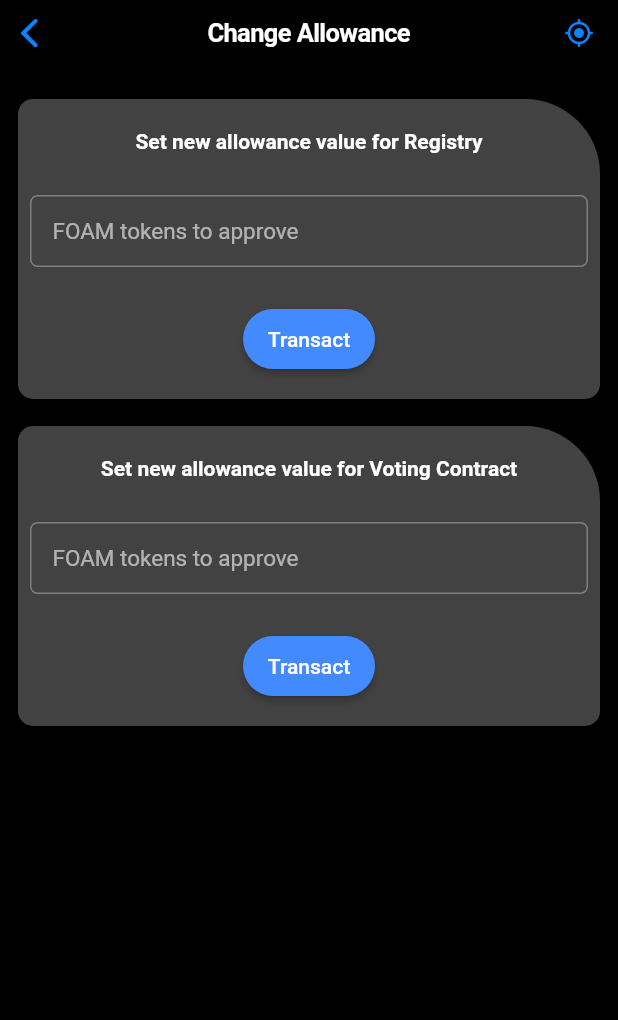
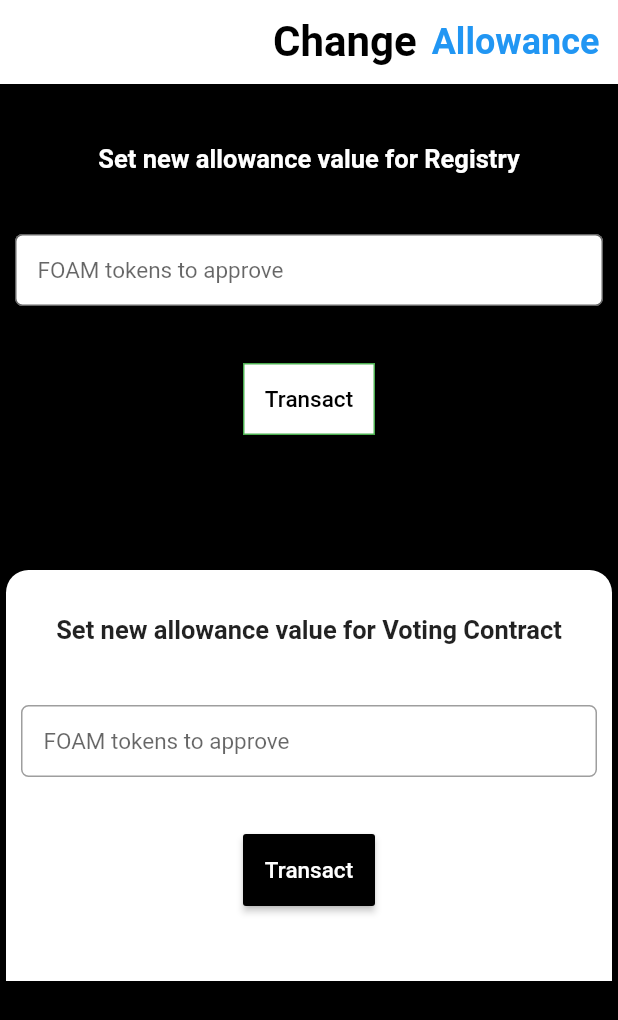
Before and after one commit to Abhimanyu121/WhatsOpening, a Flutter app: the AllowancePage screen opened by its route, on a phone screen of 412 x 824 dp. Shown: the top 1020 px of the screen. Run offline on Flutter 3.47's test engine with Material 2 defaults, Android fonts, the phone set to English and light mode, and no system bars; our stand-ins replace flutter_spinkit, geolocator, shared_preferences, sliding_up_panel, toast; missing offline and left inert: geohash, mapbox_gl, web3dart; accounts and stored records are empty; Roboto replaces fonts that are missing (Montserrat).

Commit message:
Change allowance

```diff
--- a/lib/Screens/Allowance.dart
+++ b/lib/Screens/Allowance.dart
@@ -2,50 +2,76 @@ import 'package:flutter/material.dart';
 import 'package:flutter/cupertino.dart';
 import 'package:flu/Widgets/AllowanceRegistry.dart';
 import 'package:flu/Widgets/VoteAllowance.dart';
-class AllowancePage extends StatefulWidget{
+
+class AllowancePage extends StatefulWidget {
   @override
   AllowanceState createState() => AllowanceState();
 }
-class AllowanceState extends State<AllowancePage>{
+
+class AllowanceState extends State<AllowancePage> {
   @override
   Widget build(BuildContext context) {
-    // TODO: implement build
-    return CupertinoPageScaffold(
-      navigationBar: CupertinoNavigationBar(
-          trailing: Icon(Icons.gps_fixed, size: 20,),
-          middle: Text(
-            "Change Allowance",
-            style: TextStyle(fontWeight: FontWeight.bold),
-          )
+    return Scaffold(
+      backgroundColor: Colors.black,
+      appBar: AppBar(
+        elevation: 0,
+        // Icon(Icons.gps_fixed, size: 20,),
+        title: Padding(
+          padding: EdgeInsets.only(left: 110),
+          child: Row(
+            children: <Widget>[
+              Text(
+                "Change",
+                style: TextStyle(
+                  fontSize: 28.0,
+                  fontWeight: FontWeight.bold,
+                  color: Colors.black,
+                ),
+              ),
+              Row(children: <Widget>[
+                Text(
+                  "  ",
+                ),
+              ]),
+              Row(
+                children: <Widget>[
+                  Text(
+                    "Allowance",
+                    style: TextStyle(
+                      fontWeight: FontWeight.bold,
+                      color: Colors.blue,
+                      fontSize: 24.0,
+                    ),
+                  )
+                ],
+              )
+            ],
+          ),
+        ),
+        backgroundColor: Colors.white,
       ),
-      child:Container(
-        //color:  Color(0xFFEDF0F2),
-        color: Colors.black26,
+      body: Container(
+        color: Colors.black,
         child: Padding(
-          padding: const EdgeInsets.all(8.0),
+          padding: EdgeInsets.all(0.0),
           child: Align(
             alignment: Alignment.topLeft,
             child: ListView(
               scrollDirection: Axis.vertical,
               children: <Widget>[
-
                 SizedBox(
                   height: 10,
                 ),
-
                 RegistryAllow(),
                 SizedBox(
                   height: 10,
                 ),
                 VoteAllowance(),
               ],
-
             ),
           ),
         ),
       ),
-
     );
   }
-
 }
--- a/lib/Widgets/AllowanceRegistry.dart
+++ b/lib/Widgets/AllowanceRegistry.dart
@@ -1,75 +1,83 @@
 import 'package:flutter/material.dart';
 import 'package:flu/Wrappers/EthWrapper.dart';
 import 'package:toast/toast.dart';
-class RegistryAllow extends StatefulWidget{
 
+class RegistryAllow extends StatefulWidget {
   @override
   RegistryState createState() => RegistryState();
 }
-class RegistryState extends State<RegistryAllow>{
 
+class RegistryState extends State<RegistryAllow> {
   @override
   Widget build(BuildContext context) {
     var amount = new TextEditingController();
     TextStyle style = TextStyle(fontFamily: 'Montserrat', fontSize: 15.0);
-    // TODO: implement build
-    return Card(
-      elevation: 4,
-      shape: RoundedRectangleBorder(
-          borderRadius: BorderRadius.only(
-            bottomLeft: Radius.circular(10),
-            bottomRight: Radius.circular(10),
-            topLeft: Radius.circular(10),
-            topRight: Radius.circular(50),
-          )
-      ),
+
+    return Container(
+      height: 300,
+      width: 350,
+      child: Container(
+        color: Colors.black,
         child: Column(
           children: <Widget>[
             Padding(
-            padding: const EdgeInsets.all(20),
-            child: Text("Set new allowance value for Registry", style: TextStyle(fontWeight: FontWeight.bold),)
+                padding: const EdgeInsets.all(30.0),
+                child: Text(
+                  "Set new allowance value for Registry",
+                  style: TextStyle(
+                    color: Colors.white,
+                    fontWeight: FontWeight.bold,
+                    fontSize: 17.0,
                   ),
-
+                )),
             Padding(
-            padding: const EdgeInsets.all(8.0),
+              padding: const EdgeInsets.all(10.0),
               child: TextFormField(
                 keyboardType: TextInputType.numberWithOptions(decimal: true),
                 controller: amount,
                 autovalidate: true,
-              validator: (val) => val==""?null:(double.parse(val)<=0?
-              "Invalid amount":
-              null),
+                validator: (val) => val == ""
+                    ? null
+                    : (double.parse(val) <= 0 ? "Invalid amount" : null),
                 obscureText: false,
                 style: style,
                 decoration: InputDecoration(
-                  contentPadding: EdgeInsets.fromLTRB(15,10,15,10),
+                    fillColor: Colors.white,
+                    filled: true,
+                    contentPadding: EdgeInsets.fromLTRB(15, 10, 15, 10),
                     hintText: "FOAM tokens to approve",
-                  border:
-                  OutlineInputBorder(borderRadius: BorderRadius.circular(5.0))),
+                    border: OutlineInputBorder(
+                        borderRadius: BorderRadius.circular(5.0),
+                        borderSide: new BorderSide(color: Colors.green))),
               ),
             ),
             Padding(
-            padding: EdgeInsets.symmetric(vertical: 16.0),
+              padding: EdgeInsets.fromLTRB(10.0, 28.0, 10.0, 15.0),
               child: RaisedButton(
-              shape: RoundedRectangleBorder(
-                borderRadius: BorderRadius.circular(24),
-              ),
-              onPressed: ()async {
+                splashColor: Colors.white10,
+                shape: Border.all(width: 1.0, color: Colors.green),
+                onPressed: () async {
                   FocusScope.of(context).requestFocus(FocusNode());
                   EthWrapper wrapper = new EthWrapper();
                   Toast.show("Please Wait", context);
-                var resp = await wrapper.approveReg(double.parse(amount.text));
+                  var resp =
+                      await wrapper.approveReg(double.parse(amount.text));
                   Toast.show(resp, context);
                   Navigator.of(context).pop();
                 },
-              padding: EdgeInsets.all(12),
-              color: Colors.blueAccent,
-              child: Text('Transact', style: TextStyle(color: Colors.white)),
+                padding: EdgeInsets.fromLTRB(10.0, 15.0, 10.0, 15.0),
+                color: Colors.white,
+                child: Text('Transact',
+                    style: TextStyle(
+                      color: Colors.black,
+                      backgroundColor: Colors.white,
+                      fontSize: 15.0,
+                    )),
               ),
             )
           ],
         ),
+      ),
     );
   }
-
 }
--- a/lib/Widgets/TransactionWidget.dart
+++ b/lib/Widgets/TransactionWidget.dart
@@ -2,26 +2,27 @@ import 'package:flutter/material.dart';
 import '../ThemeData.dart';
 import 'package:flutter_spinkit/flutter_spinkit.dart';
 import 'package:toast/toast.dart';
-import 'package:clipboard_manager/clipboard_manager.dart';
 import 'package:shared_preferences/shared_preferences.dart';
 import 'package:flu/Wrappers/EtherscanWrapper.dart';
 
 class TransactionView extends StatefulWidget {
-
   @override
   _TransactionViewState createState() => _TransactionViewState();
 }
 
-class _TransactionViewState extends State<TransactionView>  with TickerProviderStateMixin {
+class _TransactionViewState extends State<TransactionView>
+    with TickerProviderStateMixin {
   AnimationController animationController;
-  bool transacting =false;
-  bool noTransactions= true;
+  bool transacting = false;
+  bool noTransactions = true;
   bool loading = true;
   String hash;
-  Map json={"result":{"status":"0"}};
-  bool err =false;
+  Map json = {
+    "result": {"status": "0"}
+  };
+  bool err = false;
   @override
-  void initState(){
+  void initState() {
     _transactionStatus();
     animationController =
         AnimationController(duration: Duration(milliseconds: 600), vsync: this);
@@ -33,14 +34,14 @@ class _TransactionViewState extends State<TransactionView>  with TickerProviderS
       animation: animationController,
       builder: (BuildContext context, Widget child) {
         return Padding(
-          padding: const EdgeInsets.only(
-              left: 24, right: 24, top: 16, bottom: 18),
+          padding:
+              const EdgeInsets.only(left: 24, right: 24, top: 16, bottom: 18),
           child: Container(
             decoration: BoxDecoration(
-              gradient: LinearGradient(colors: [
-                AppTheme.nearlyDarkBlue,
-                HexColor("#6F56E8")
-              ], begin: Alignment.topLeft, end: Alignment.bottomRight),
+              gradient: LinearGradient(
+                  colors: [AppTheme.nearlyDarkBlue, HexColor("#6F56E8")],
+                  begin: Alignment.topLeft,
+                  end: Alignment.bottomRight),
               borderRadius: BorderRadius.only(
                   topLeft: Radius.circular(8.0),
                   bottomLeft: Radius.circular(8.0),
@@ -72,12 +73,13 @@ class _TransactionViewState extends State<TransactionView>  with TickerProviderS
                   ),
                   Padding(
                     padding: const EdgeInsets.only(top: 8.0),
-                    child: noTransactions?Text("No Transactions yet!", style: TextStyle(color: Colors.black),):FlatButton(
-                      onPressed: (){
-                        ClipboardManager.copyToClipBoard(hash).then((val){
-                          Toast.show("Hash Copied", context);
-                        });
-                      },
+                    child: noTransactions
+                        ? Text(
+                            "No Transactions yet!",
+                            style: TextStyle(color: Colors.black),
+                          )
+                        : FlatButton(
+                            onPressed: () {},
                             child: Text(
                               hash,
                               textAlign: TextAlign.left,
@@ -100,24 +102,43 @@ class _TransactionViewState extends State<TransactionView>  with TickerProviderS
                       crossAxisAlignment: CrossAxisAlignment.end,
                       mainAxisAlignment: MainAxisAlignment.center,
                       children: <Widget>[
-
                         Padding(
                             padding: const EdgeInsets.only(left: 4.0),
                             child: Row(
                               children: <Widget>[
-                                noTransactions?Text(""):!transacting?Icon(Icons.check,color: Colors.black,):SpinKitWave(size: 30,color: Colors.indigo,),
-                                SizedBox(width: 20,),
-                                noTransactions?Text(""):Text(transacting?"Not Merged yet!":err?"Transaction failed":"Transaction merged", style: TextStyle(color:Colors.black),)
+                                noTransactions
+                                    ? Text("")
+                                    : !transacting
+                                        ? Icon(
+                                            Icons.check,
+                                            color: Colors.black,
+                                          )
+                                        : SpinKitWave(
+                                            size: 30,
+                                            color: Colors.indigo,
+                                          ),
+                                SizedBox(
+                                  width: 20,
+                                ),
+                                noTransactions
+                                    ? Text("")
+                                    : Text(
+                                        transacting
+                                            ? "Not Merged yet!"
+                                            : err
+                                                ? "Transaction failed"
+                                                : "Transaction merged",
+                                        style: TextStyle(color: Colors.black),
+                                      )
                               ],
-                            )
-                        ),
+                            )),
                         Expanded(
                           child: SizedBox(),
                         ),
                         FlatButton(
-                          onPressed: (){
+                          onPressed: () {
                             setState(() {
-                              loading =true;
+                              loading = true;
                             });
                             _transactionStatus();
                           },
@@ -127,8 +148,8 @@ class _TransactionViewState extends State<TransactionView>  with TickerProviderS
                               shape: BoxShape.circle,
                               boxShadow: <BoxShadow>[
                                 BoxShadow(
-                                    color: AppTheme.nearlyBlack
-                                        .withOpacity(0.4),
+                                    color:
+                                        AppTheme.nearlyBlack.withOpacity(0.4),
                                     offset: Offset(8.0, 8.0),
                                     blurRadius: 8.0),
                               ],
@@ -153,49 +174,49 @@ class _TransactionViewState extends State<TransactionView>  with TickerProviderS
         );
       },
     );
+  }
 
-  }
-  _transactionStatus()async {
-    await SharedPreferences.getInstance().then((prefs)async {
+  _transactionStatus() async {
+    await SharedPreferences.getInstance().then((prefs) async {
       var jos;
       bool transaction = prefs.getBool("transacting");
-      String hash= prefs.getString("hash");
+      String hash = prefs.getString("hash");
       //hash = "0x27fc3579c8fc51d1d9d673ee36efea8d0f5b2237579fd4a5d757326f5805c1fc ";
-      if(transaction ==true){
+      if (transaction == true) {
         setState(() {
-          transacting =true;
+          transacting = true;
         });
-      }else{
+      } else {
         setState(() {
-          transacting= false;
-        });}
-      if(hash ==""||hash==null){
+          transacting = false;
+        });
+      }
+      if (hash == "" || hash == null) {
         setState(() {
           noTransactions = true;
         });
-        Map mv ={"status":"0"};
+        Map mv = {"status": "0"};
         setState(() {
-          loading =false;
+          loading = false;
         });
         return mv;
-      }else{
+      } else {
         setState(() {
           this.hash = hash;
-          noTransactions =false;
+          noTransactions = false;
         });
 
         print("here");
         ScannerWrapper wrapper = new ScannerWrapper();
-        await  wrapper.getDetails(hash).then((jss){
-
-          print("checking:"+jss.toString());
+        await wrapper.getDetails(hash).then((jss) {
+          print("checking:" + jss.toString());
           setState(() {
-            json =jss;
+            json = jss;
           });
-          jos =jss;
+          jos = jss;
           _check();
           setState(() {
-            loading =false;
+            loading = false;
           });
           return jss;
         });
@@ -203,25 +224,25 @@ class _TransactionViewState extends State<TransactionView>  with TickerProviderS
       return jos;
     });
   }
-  _check()async{
-    if(json["result"]["status"]=="1"||json["message"]=="NOTOK"){
-      await SharedPreferences.getInstance().then((prefs){
+
+  _check() async {
+    if (json["result"]["status"] == "1" || json["message"] == "NOTOK") {
+      await SharedPreferences.getInstance().then((prefs) {
         setState(() {
-          transacting=false;
+          transacting = false;
           print("transaction mereged");
-          print("check2:"+transacting.toString());
+          print("check2:" + transacting.toString());
         });
         prefs.setBool("transacting", false);
       });
-
     }
-    if(json["message"]=="NOTOK"||json["result"]["status"]=="0"){
+    if (json["message"] == "NOTOK" || json["result"]["status"] == "0") {
       setState(() {
         print("Transaction failed");
-        transacting =false;
-        err= true;
+        transacting = false;
+        err = true;
       });
-      print("err: check"+err.toString());
+      print("err: check" + err.toString());
     }
   }
 }
--- a/lib/Widgets/VoteAllowance.dart
+++ b/lib/Widgets/VoteAllowance.dart
@@ -1,75 +1,89 @@
 import 'package:flutter/material.dart';
 import 'package:flu/Wrappers/EthWrapper.dart';
 import 'package:toast/toast.dart';
-class VoteAllowance extends StatefulWidget{
 
+class VoteAllowance extends StatefulWidget {
   @override
   VoteState createState() => VoteState();
 }
-class VoteState extends State<VoteAllowance>{
 
+class VoteState extends State<VoteAllowance> {
   @override
   Widget build(BuildContext context) {
     var amount = new TextEditingController();
     TextStyle style = TextStyle(fontFamily: 'Montserrat', fontSize: 15.0);
     // TODO: implement build
-    return Card(
-      elevation: 4,
+    return Container(
+      height: 350,
+      width: 350,
+      color: Colors.black,
+      child: Column(
+        children: <Widget>[
+          Card(
+            elevation: 10,
+            color: Colors.white,
             shape: RoundedRectangleBorder(
                 borderRadius: BorderRadius.only(
-            bottomLeft: Radius.circular(10),
-            bottomRight: Radius.circular(10),
-            topLeft: Radius.circular(10),
-            topRight: Radius.circular(50),
-          )
-      ),
+              topRight: Radius.circular(15),
+              topLeft: Radius.circular(15),
+            )),
+            child: Container(
               child: Column(
                 children: <Widget>[
                   Padding(
-              padding: const EdgeInsets.all(20),
-              child: Text("Set new allowance value for Voting Contract", style: TextStyle(fontWeight: FontWeight.bold),)
+                      padding: const EdgeInsets.all(30),
+                      child: Text(
+                        "Set new allowance value for Voting Contract",
+                        style: TextStyle(
+                          fontWeight: FontWeight.bold,
+                          fontSize: 17.0,
                         ),
-
+                      )),
                   Padding(
-            padding: const EdgeInsets.all(8.0),
+                    padding: const EdgeInsets.all(10.0),
                     child: TextFormField(
-              keyboardType: TextInputType.numberWithOptions(decimal: true),
+                      keyboardType:
+                          TextInputType.numberWithOptions(decimal: true),
                       controller: amount,
                       autovalidate: true,
-              validator: (val) => val==""?null:(double.parse(val)<=0?
-              "Invalid amount":
-              null),
+                      validator: (val) => val == ""
+                          ? null
+                          : (double.parse(val) <= 0 ? "Invalid amount" : null),
                       obscureText: false,
                       style: style,
                       decoration: InputDecoration(
-                  contentPadding: EdgeInsets.fromLTRB(15,10,15,10),
+                          contentPadding: EdgeInsets.fromLTRB(15, 10, 15, 10),
                           hintText: "FOAM tokens to approve",
-                  border:
-                  OutlineInputBorder(borderRadius: BorderRadius.circular(5.0))),
+                          border: OutlineInputBorder(
+                              borderRadius: BorderRadius.circular(5.0))),
                     ),
                   ),
                   Padding(
-            padding: EdgeInsets.symmetric(vertical: 16.0),
+                    padding: EdgeInsets.fromLTRB(10.0, 28.0, 10.0, 50.0),
                     child: RaisedButton(
-              shape: RoundedRectangleBorder(
-                borderRadius: BorderRadius.circular(24),
-              ),
-              onPressed: ()async {
+                      splashColor: Colors.black,
+                      onPressed: () async {
                         FocusScope.of(context).requestFocus(FocusNode());
                         EthWrapper wrapper = new EthWrapper();
                         Toast.show("Please Wait", context);
-                var resp = await wrapper.approveVote(double.parse(amount.text));
+                        var resp = await wrapper
+                            .approveVote(double.parse(amount.text));
                         Toast.show(resp, context);
                         Navigator.of(context).pop();
                       },
-              padding: EdgeInsets.all(12),
-              color: Colors.blueAccent,
-              child: Text('Transact', style: TextStyle(color: Colors.white)),
+                      padding: EdgeInsets.fromLTRB(10.0, 15.0, 10.0, 15.0),
+                      color: Colors.black,
+                      child: Text('Transact',
+                          style:
+                              TextStyle(color: Colors.white, fontSize: 15.0)),
                     ),
                   )
                 ],
               ),
+            ),
+          ),
+        ],
+      ),
     );
   }
-
 }
--- a/lib/main.dart
+++ b/lib/main.dart
@@ -8,29 +8,27 @@ import 'Screens/ChallengeScreen.dart';
 import 'Screens/LoginWithSkip.dart';
 import 'Screens/LoginWithoutSkip.dart';
 import 'Screens/NewPoi.dart';
+
 void main() => runApp(MyApp());
 
 class MyApp extends StatefulWidget {
-
   @override
   _MyAppState createState() => _MyAppState();
 }
 
 class _MyAppState extends State<MyApp> {
+  Widget currentWidget = LoginWithSkip();
+  Future<dynamic> _checkLogin() async {
+    SharedPreferences prefs = await SharedPreferences.getInstance();
+    return prefs.getBool("loggedIn");
+  }
 
-  Widget currentWidget = LoginWithSkip();
-  Future<dynamic>_checkLogin()async {
-    SharedPreferences prefs =  await SharedPreferences.getInstance();
-       return prefs.getBool("loggedIn");
-
-
-  }
   @override
   void initState() {
     // TODO: implement initState
     super.initState();
-    _checkLogin().then((value){
-      if (value == null|| value ==false) {
+    _checkLogin().then((value) {
+      if (value == null || value == false) {
         print(value.toString());
         setState(() {
           currentWidget = LoginWithSkip();
@@ -42,11 +40,17 @@ class _MyAppState extends State<MyApp> {
         });
       }
     });
+  }
 
-  }
   @override
   Widget build(BuildContext context) {
-    return CupertinoApp(
+    return MaterialApp(
+      theme: ThemeData(
+        brightness: Brightness.light,
+        //primarySwatch: Colors.white,
+      ),
+      debugShowCheckedModeBanner: false,
+      //theme: ThemeData(primarySwatch: Colors.white),
       localizationsDelegates: [
         DefaultMaterialLocalizations.delegate,
         DefaultCupertinoLocalizations.delegate,
@@ -58,13 +62,11 @@ class _MyAppState extends State<MyApp> {
         '/ChallengeScreen': (context) => ChallengeScreen(),
         '/LoginWithSkip': (context) => LoginWithSkip(),
         '/LoginWithoutSkip': (context) => LoginWithoutSkip(),
-        '/home' : (context ) => Home(),
+        '/home': (context) => Home(),
         '/AddPoi': (context) => NewPoi(),
       },
       title: 'FOAM MAP',
-      theme: CupertinoThemeData(
-        brightness:  Brightness.dark,
-      ),
+
       home: currentWidget,
     );
   }
--- a/pubspec.yaml
+++ b/pubspec.yaml
@@ -19,7 +19,7 @@ environment:
 dependencies:
   flutter:
     sdk: flutter
-  sliding_up_panel: ^0.3.6
+  sliding_up_panel: ^1.0.2
   mapbox_gl: ^0.0.5
   web3dart: ^1.2.3
   http: ^0.12.0+4
@@ -27,7 +27,6 @@ dependencies:
   geohash: ^0.2.1
   flutter_spinkit: "^4.1.1"
   shared_preferences: any
-  clipboard_manager: ^0.0.1
   toast: ^0.1.5
 
   # The following adds the Cupertino Icons font to your application.
```
Also changed, not shown: pubspec.lock, 1 other file. Lines whose indentation alone changed are shown as unchanged.
